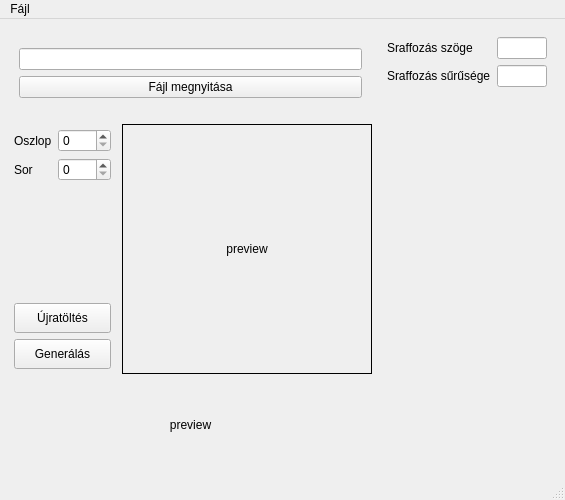
The window that ui/res/layout/main.ui (puskapeti/DataMatrixWizard) describes before a commit, drawn with Qt 5.
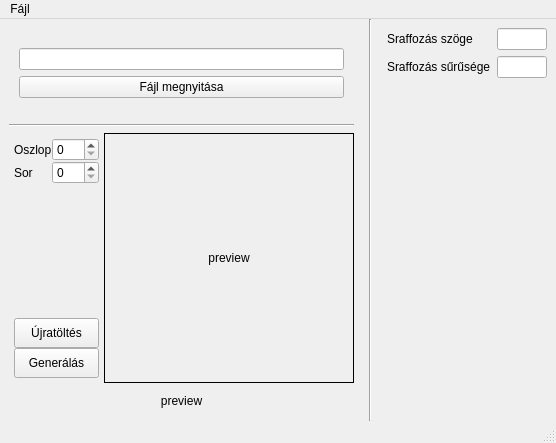
The same window after the commit. Icons and pictures are not drawn.

```diff
--- a/ui/res/layout/main.ui
+++ b/ui/res/layout/main.ui
@@ -6,8 +6,8 @@
    <rect>
     <x>0</x>
     <y>0</y>
-    <width>560</width>
-    <height>500</height>
+    <width>551</width>
+    <height>443</height>
    </rect>
   </property>
   <property name="sizePolicy">
@@ -31,6 +31,21 @@
   </property>
   <widget class="QWidget" name="centralwidget">
    <layout class="QHBoxLayout" name="horizontalLayout">
+    <property name="spacing">
+     <number>6</number>
+    </property>
+    <property name="leftMargin">
+     <number>0</number>
+    </property>
+    <property name="topMargin">
+     <number>0</number>
+    </property>
+    <property name="rightMargin">
+     <number>0</number>
+    </property>
+    <property name="bottomMargin">
+     <number>0</number>
+    </property>
     <item>
      <widget class="QWidget" name="widget" native="true">
       <property name="minimumSize">
@@ -47,16 +62,16 @@
       </property>
       <layout class="QVBoxLayout" name="verticalLayout_2">
        <property name="leftMargin">
-        <number>0</number>
+        <number>9</number>
        </property>
        <property name="topMargin">
-        <number>0</number>
+        <number>9</number>
        </property>
        <property name="rightMargin">
-        <number>0</number>
+        <number>9</number>
        </property>
        <property name="bottomMargin">
-        <number>0</number>
+        <number>9</number>
        </property>
        <item>
         <layout class="QVBoxLayout" name="verticalLayout_4">
@@ -84,8 +99,18 @@
          </item>
         </layout>
        </item>
+       <item>
+        <widget class="Line" name="line_2">
+         <property name="orientation">
+          <enum>Qt::Horizontal</enum>
+         </property>
+        </widget>
+       </item>
        <item>
         <layout class="QHBoxLayout" name="horizontalLayout_2">
+         <property name="spacing">
+          <number>0</number>
+         </property>
          <property name="sizeConstraint">
           <enum>QLayout::SetDefaultConstraint</enum>
          </property>
@@ -207,6 +232,13 @@
       </layout>
      </widget>
     </item>
+    <item>
+     <widget class="Line" name="line">
+      <property name="orientation">
+       <enum>Qt::Vertical</enum>
+      </property>
+     </widget>
+    </item>
     <item>
      <widget class="QWidget" name="widget_2" native="true">
       <property name="sizePolicy">
@@ -264,7 +296,7 @@
     <rect>
      <x>0</x>
      <y>0</y>
-     <width>560</width>
+     <width>551</width>
      <height>22</height>
     </rect>
    </property>
```
